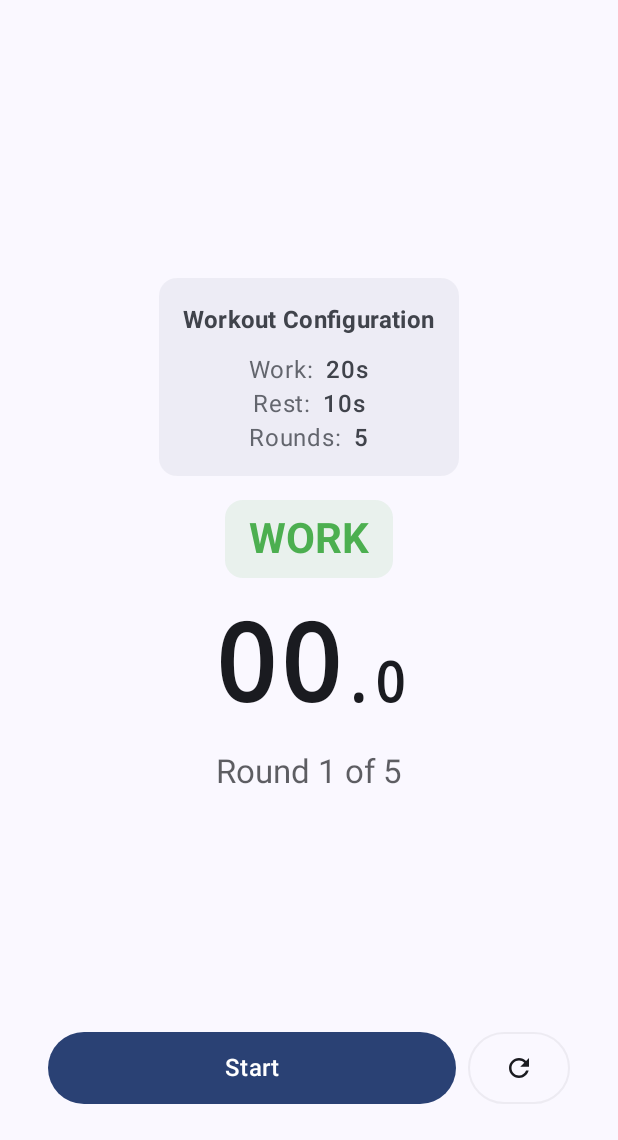
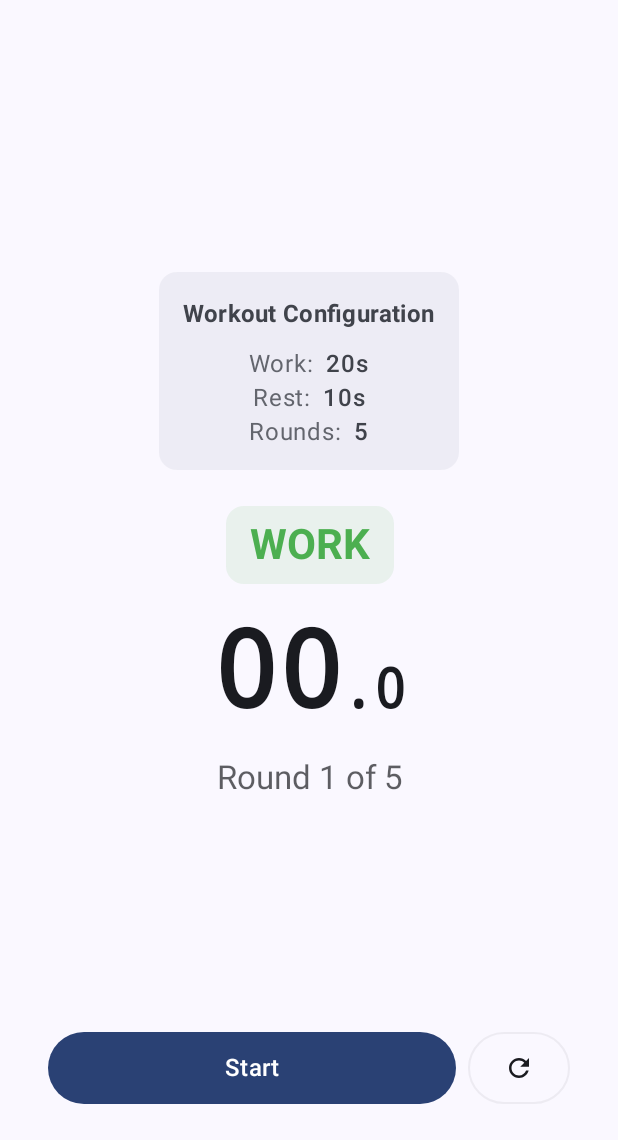
Before and after one commit to mstraa/hiit-timer, an Android app built with Jetpack Compose: the screen it shows after launch (MainActivity), on a phone screen of 412 x 824 dp, the part 96-1236 px from its top. Run offline under Robolectric (Android 15) with nearby library versions, the phone set to English and light mode, and no system bars; 2 statements that could not run were skipped.

Commit message:
feat: minor timer change

```diff
--- a/app/src/main/java/com/hiittimer/app/data/TimerState.kt
+++ b/app/src/main/java/com/hiittimer/app/data/TimerState.kt
@@ -85,19 +85,19 @@ data class TimerStatus(
 
     /**
      * Format time remaining with conditional formatting (FR-019: Timer Display Format Enhancement)
-     * - Less than 60 seconds: "SS.d" format (e.g., "45.3")
-     * - 60 seconds or greater: "MM:SS.d" format (e.g., "01:45.3")
+     * - Less than or equal to 60 seconds: "SS.d" format (e.g., "45.3", "60.0")
+     * - Greater than 60 seconds: "MM:SS.d" format (e.g., "01:45.3")
      */
     fun formatTimeRemaining(): String {
         val minutes = timeRemainingSeconds / 60
         val seconds = timeRemainingSeconds % 60
         val deciseconds = timeRemainingMilliseconds / 100 // Display deciseconds (0-9)
 
-        return if (timeRemainingSeconds < 60) {
-            // FR-019: Show only seconds and deciseconds when less than 60 seconds
+        return if (timeRemainingSeconds <= 60) {
+            // Show only seconds and deciseconds when 60 seconds or less
             String.format("%02d.%01d", timeRemainingSeconds, deciseconds)
         } else {
-            // FR-017: Show full MM:SS.d format when 60 seconds or greater
+            // Show full MM:SS.d format when greater than 60 seconds
             String.format("%02d:%02d.%01d", minutes, seconds, deciseconds)
         }
     }
--- a/app/src/main/java/com/hiittimer/app/ui/timer/TimerScreen.kt
+++ b/app/src/main/java/com/hiittimer/app/ui/timer/TimerScreen.kt
@@ -445,19 +445,52 @@ private fun TimerDisplay(
     adaptiveSpacing: Dp,
     adaptiveTimerFontSize: androidx.compose.ui.unit.TextUnit
 ) {
+    if (timerStatus.state == TimerState.STOPPED) {
+        // Show config recap when timer is stopped
         Column(
             horizontalAlignment = Alignment.CenterHorizontally,
             verticalArrangement = Arrangement.Center
         ) {
-        // Show config recap when timer is stopped
-        if (timerStatus.state == TimerState.STOPPED) {
             ConfigRecapDisplay(
                 config = timerStatus.config,
                 adaptiveSpacing = adaptiveSpacing
             )
-            Spacer(modifier = Modifier.height(adaptiveSpacing * 2))
+
+            Spacer(modifier = Modifier.height(adaptiveSpacing * 3))
+
+            // Show default timer display
+            TimerCenterDisplay(
+                timerStatus = timerStatus,
+                intervalColor = intervalColor,
+                adaptiveSpacing = adaptiveSpacing,
+                adaptiveTimerFontSize = adaptiveTimerFontSize
+            )
+        }
+    } else {
+        // Center the timer display when running
+        TimerCenterDisplay(
+            timerStatus = timerStatus,
+            intervalColor = intervalColor,
+            adaptiveSpacing = adaptiveSpacing,
+            adaptiveTimerFontSize = adaptiveTimerFontSize
+        )
+    }
 }
 
+/**
+ * Centered timer display component
+ */
+@Composable
+private fun TimerCenterDisplay(
+    timerStatus: TimerStatus,
+    intervalColor: Color,
+    adaptiveSpacing: Dp,
+    adaptiveTimerFontSize: androidx.compose.ui.unit.TextUnit
+) {
+    Column(
+        horizontalAlignment = Alignment.CenterHorizontally,
+        verticalArrangement = Arrangement.Center
+    ) {
         // Interval type indicator with special handling for BEGIN countdown
         Card(
             modifier = Modifier.padding(bottom = adaptiveSpacing * 2),
```
Lines whose indentation alone changed are shown as unchanged.
